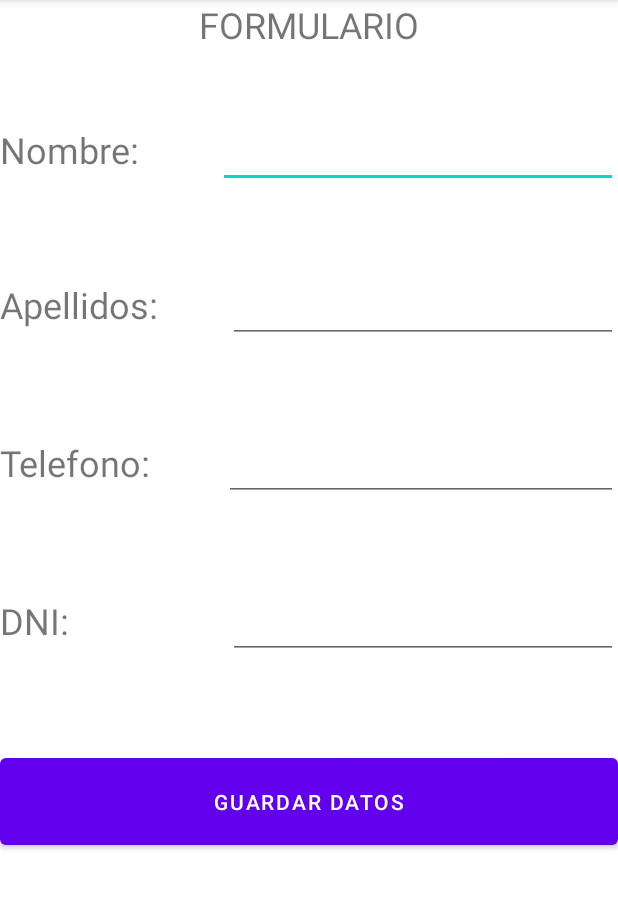
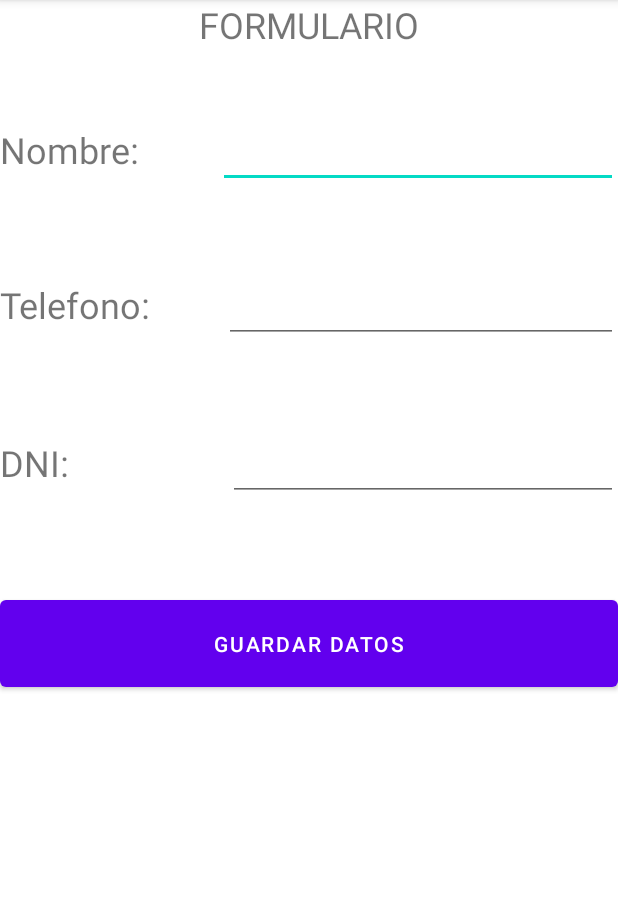
Before and after one commit to danifrx/Proyecto-Alzheimer, an Android app: the screen it shows after launch (VentanaFormulario), after a tap on "REGISTRARSE", on a phone screen of 412 x 824 dp, the part 84-992 px from its top. Run offline under Robolectric (Android 15) with nearby library versions, the light colour scheme and no system bars.

Commit message:
ahora podemos consultala bd

```diff
--- a/app/src/main/AndroidManifest.xml
+++ b/app/src/main/AndroidManifest.xml
@@ -13,6 +13,9 @@
         android:supportsRtl="true"
         android:theme="@style/Theme.Alzheimer"
         tools:targetApi="31" >
+        <activity
+            android:name=".VentanaPostFormularioUR"
+            android:exported="false" />
         <activity
             android:name=".VentanaNota"
             android:exported="false" />
--- a/app/src/main/java/com/multimedia/alzheimer/MainActivity.java
+++ b/app/src/main/java/com/multimedia/alzheimer/MainActivity.java
@@ -7,10 +7,14 @@ import android.database.Cursor;
 import android.database.sqlite.SQLiteDatabase;
 import android.os.Bundle;
 import android.view.View;
+import android.widget.ArrayAdapter;
 import android.widget.Button;
 import android.widget.EditText;
 import android.widget.TextView;
 import android.widget.Toast;
+
+import java.util.ArrayList;
+import java.util.List;
 
 public class MainActivity extends AppCompatActivity {
 
@@ -21,7 +25,8 @@ public class MainActivity extends AppCompatActivity {
     private Button button_iniciarsesion;
     private Button button_registrar;
     private String notaanterior;
-    String nombre, dni, nombre1, dni1, nota;
+    String nombre, dni, tlf, nombre1, dni1;
+    String nombre2, dni2, tlf2;
 
     @Override
     protected void onCreate(Bundle savedInstanceState) {
@@ -43,7 +48,6 @@ public class MainActivity extends AppCompatActivity {
         button_iniciarsesion.setOnClickListener(new View.OnClickListener() {
             @Override
             public void onClick(View v) {
-
                 //Instancio la conexión con la base de datos
                 AdminSQLiteOpenHelper adminHelper = new AdminSQLiteOpenHelper(v.getContext(),"registro",null,1);
                 //Abro la conexión de base de datos, con permisos de lectura.
@@ -54,38 +58,55 @@ public class MainActivity extends AppCompatActivity {
                 dni = editText_dni.getText().toString();
 
                 //Si el campo del nombre o del DNI está vacío no puedo realizar la búsqueda.
-                if(nombre.isEmpty() || dni.isEmpty()){
+                if(nombre.length()==0 || dni.length()==0) {
                     Toast.makeText(MainActivity.this, "Debe introducir todos los campos con anterioridad", Toast.LENGTH_SHORT).show();
                     //Vacío de nuevo los campos.
                     editText_nombre.setText("");
                     editText_dni.setText("");
                 } else {
-                    /*
+
                     //Hacemos la búsqueda del paciente.
 
                     //Array que incluye los campos/columnas de la tabla Paciente, sobre la que hacer la consulta.
-                    String[] columnas = {"numPaciente","nombre","apellidos","resultadoAnterior","fecha","tlf","dni"};
+                    String[] columnas = {"nombre","telefono","dni"};
 
                     //Filtros de la consulta para aplicar en la cláusula WHERE "nombre" = nombre and "dni" = dni.
                     String seleccion = "dni" + " = ?";
                     String[] condicion = {dni};
 
                     //El resultado de la consulta de select se guarda en el Cursor
-                   Cursor sesioniniciada = db.query("Paciente",columnas, seleccion, condicion, null, null, null);
+                    Cursor c = db.query("Paciente",columnas,seleccion,condicion,null,null,null);
+                    //Recorrer el array de resultados (cursor) para mostrar al usario la informacion
+                    //obtenida dentro de los campos del formulario.
+                    ArrayList<Paciente> pacientes = new ArrayList<>();
+                    while(c.moveToNext()) {
+                       nombre1 = c.getString(c.getColumnIndexOrThrow("nombre"));
+                       tlf = c.getString(c.getColumnIndexOrThrow("telefono"));
+                       dni1 = c.getString(c.getColumnIndexOrThrow("dni"));
+                       Paciente paciente = new Paciente(nombre1,tlf,dni1);
+                       pacientes.add(paciente);
+                    }
 
-                    while(sesioniniciada.moveToNext()){
-                        notaanterior = Integer.toString(sesioniniciada.getInt(3));
+                    c.close();
+
+                    Toast.makeText(MainActivity.this, tlf, Toast.LENGTH_SHORT).show();
+
+                   if (pacientes.size() > 0) {
+
+                        Toast.makeText(MainActivity.this, "Se ha encontrado al paciente", Toast.LENGTH_SHORT).show();
+
+                       //Paso la nota anterior del text realizado por el usuario a la activity de activity_ventana_nota.xml
+                       Intent i = new Intent(v.getContext(),VentanaPostFormularioUR.class);
+                       i.putExtra("nombre",nombre1);
+                       i.putExtra("tlf",tlf);
+                       i.putExtra("dni",dni1);
+                       startActivity(i);
+
+                    } else {
+                        Toast.makeText(MainActivity.this, "No se ha encontrado al paciente", Toast.LENGTH_SHORT).show();
                     }
-                    sesioniniciada.close();
-
-                    //Paso la nota anterior del text realizado por el usuario a la activity de activity_ventana_nota.xml
-                    Intent i = new Intent(v.getContext(),VentanaNota.class);
-                    i.putExtra("nota",notaanterior);
-                    startActivity(i);
-                     */
                 }
-               // db.close();
-//
+               db.close();
             }
         });
     }
--- a/app/src/main/java/com/multimedia/alzheimer/VentanaPostFormulario2.java
+++ b/app/src/main/java/com/multimedia/alzheimer/VentanaPostFormulario2.java
@@ -60,7 +60,7 @@ public class VentanaPostFormulario2 extends AppCompatActivity {
         });
     }
 
-    public void recogida_datos(){
+   /* public void recogida_datos(){
         //Instancio de la conexión con la Base de datos
         AdminSQLiteOpenHelper adminHelper = new AdminSQLiteOpenHelper(this, "pacientes", null, 1);
 
@@ -95,5 +95,5 @@ public class VentanaPostFormulario2 extends AppCompatActivity {
         }
 
         textView_nombre.setText(nombre1);
-    }
+    }*/
 }
--- a/app/src/main/res/layout/activity_ventana_formulario.xml
+++ b/app/src/main/res/layout/activity_ventana_formulario.xml
@@ -41,28 +41,6 @@
 
             <EditText
                 android:id="@+id/editTextText_Nombre"
-                android:layout_width="wrap_content"
-                android:layout_height="wrap_content"
-                android:layout_weight="1"
-                android:ems="10"
-                android:inputType="textPersonName" />
-        </LinearLayout>
-
-        <LinearLayout
-            android:layout_width="match_parent"
-            android:layout_height="105dp"
-            android:orientation="horizontal">
-
-            <TextView
-                android:id="@+id/textView_Apellidos"
-                android:layout_width="wrap_content"
-                android:layout_height="wrap_content"
-                android:layout_weight="1"
-                android:text="Apellidos:"
-                android:textSize="24sp" />
-
-            <EditText
-                android:id="@+id/editTextText_Apellidos"
                 android:layout_width="wrap_content"
                 android:layout_height="wrap_content"
                 android:layout_weight="1"
```
Also changed, not shown: app/src/main/java/com/multimedia/alzheimer/AdminSQLiteOpenHelper.java (+12 -4 lines), app/src/main/java/com/multimedia/alzheimer/Paciente.java (+1 -43 lines), app/src/main/java/com/multimedia/alzheimer/Test.java (+15 -71 lines), app/src/main/java/com/multimedia/alzheimer/VentanaFormulario.java (+2 -7 lines), app/src/main/java/com/multimedia/alzheimer/VentanaPostFormularioUR.java (+9 -0 lines).
